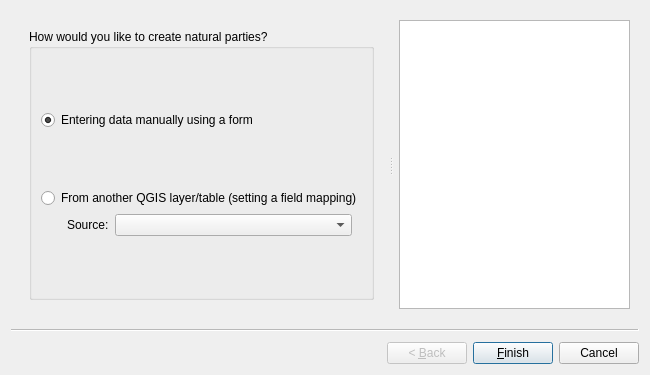
SwissTierrasColombia/Asistente-LADM-COL, file asistente_ladm_col/ui/wiz_create_natural_party_cadastre.ui: the form before one commit.
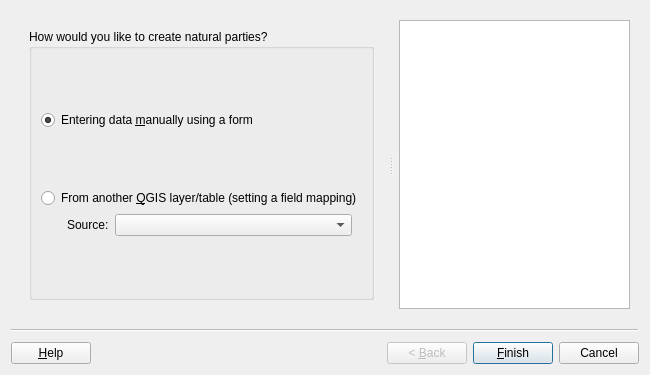
The form after the commit. Custom widgets are drawn as their Qt base class.

Commit message: Linked all exist help buttons

```diff
--- a/asistente_ladm_col/ui/wiz_create_natural_party_cadastre.ui
+++ b/asistente_ladm_col/ui/wiz_create_natural_party_cadastre.ui
@@ -13,6 +13,9 @@
   <property name="windowTitle">
    <string>Create Natural Party</string>
   </property>
+  <property name="options">
+   <set>QWizard::HaveHelpButton</set>
+  </property>
   <widget class="QWizardPage" name="wizardPage1">
    <property name="subTitle">
     <string/>
@@ -62,7 +65,7 @@
            <item row="1" column="0">
             <widget class="QRadioButton" name="rad_create_manually">
              <property name="text">
-              <string>Entering data manually using a form</string>
+              <string>Entering data &amp;manually using a form</string>
              </property>
              <property name="checked">
               <bool>true</bool>
@@ -88,7 +91,7 @@
               <bool>true</bool>
              </property>
              <property name="text">
-              <string>From another QGIS layer/table (setting a field mapping)</string>
+              <string>From another &amp;QGIS layer/table (setting a field mapping)</string>
              </property>
             </widget>
            </item>
```
Left out of the diff: 4 changed lines with no effect on the pictures. The commit also changes 17 other files.
